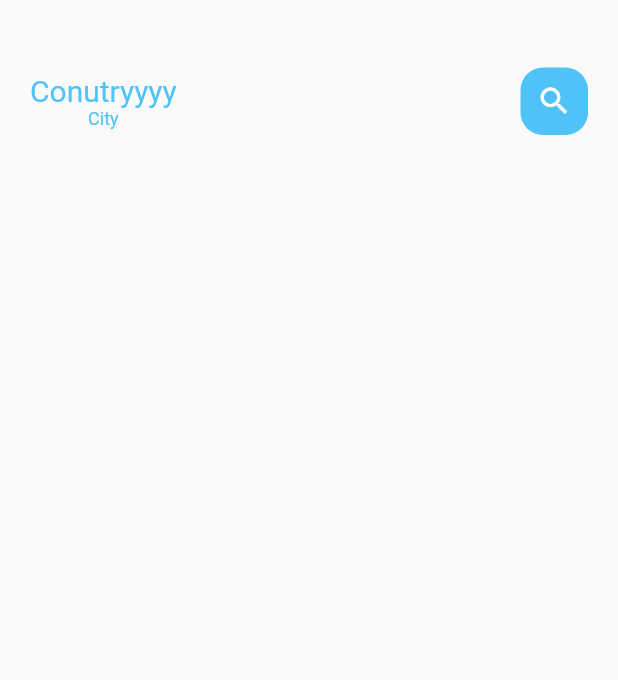
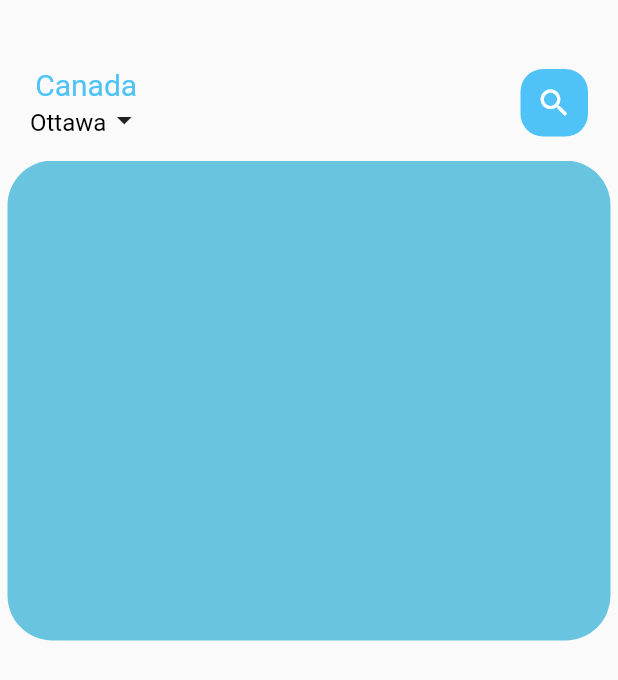
Before and after one commit to OttawaSTEM/food_delivery, a Flutter app: the screen it shows after launch, on a phone screen of 412 x 824 dp. Shown: the top 680 px of the screen. Run offline on Flutter 3.47's test engine with Material 2 defaults, Android fonts, the phone set to English and light mode, and no system bars.

Commit message:
add food page body

```diff
--- /dev/null
+++ b/lib/home/food_page_body.dart
@@ -0,0 +1,35 @@
+import 'package:flutter/material.dart';
+
+class FoodPageBody extends StatefulWidget {
+  FoodPageBody({Key? key}) : super(key: key);
+
+  @override
+  _FoodPageBodyState createState() => _FoodPageBodyState();
+}
+
+class _FoodPageBodyState extends State<FoodPageBody> {
+  @override
+  Widget build(BuildContext context) {
+    return SizedBox(
+      height: 320,
+      child: PageView.builder(
+        itemCount: 5,
+        itemBuilder: (context, index){
+          return _buildPageItems(index);
+        }
+      ),
+    );
+  }
+
+  Widget _buildPageItems(int index) {
+    return Container(
+      height: 220,
+      margin: const EdgeInsets.only(left: 5, right: 5),
+      decoration: BoxDecoration(
+        borderRadius: BorderRadius.circular(30),
+        color: const Color(0xFF69C5DF)
+      ),
+
+    );
+  }
+}
--- a/lib/home/main_food_page.dart
+++ b/lib/home/main_food_page.dart
@@ -1,5 +1,6 @@
 
 import 'package:flutter/material.dart';
+import 'package:food_delivery/home/food_page_body.dart';
 import 'package:food_delivery/utils/colors.dart';
 import 'package:food_delivery/widgets/big_text.dart';
 import 'package:food_delivery/widgets/small_text.dart';
@@ -27,12 +28,17 @@ class _MainFoodPageState extends State<MainFoodPage> {
                 Column(
                   children: [
                     BigText(
-                      text: 'Conutryyyy',
+                      text: 'Canada',
                       color: AppColors.mainColor
                     ),
-                    SmallText(
-                      text: 'City',
-                      color: AppColors.mainColor
+                    Row(
+                      children: const [
+                        SmallText(
+                          text: 'Ottawa',
+                          color: Colors.black
+                        ),
+                        Icon(Icons.arrow_drop_down_sharp)
+                      ],
                     )
                   ],
                 ),
@@ -49,6 +55,9 @@ class _MainFoodPageState extends State<MainFoodPage> {
                 ),
               ],
             ),
+          ),
+          FoodPageBody(
+
           )
         ],
       ),
--- a/lib/widgets/big_text.dart
+++ b/lib/widgets/big_text.dart
@@ -6,7 +6,7 @@ class BigText extends StatelessWidget {
   final double size;
   final TextOverflow overFlow;
   const BigText({Key? key,
-    this.color = const Color(0xFF333333),   //! Has to be const, can't use Colors or AppColors
+    this.color = const Color(0x00000000),   //! Has to be const, can't use Colors or AppColors
     required this.text,
     this.size = 20,
     this.overFlow = TextOverflow.ellipsis     //! Text overflow to ...
--- a/lib/widgets/small_text.dart
+++ b/lib/widgets/small_text.dart
@@ -5,20 +5,20 @@ class SmallText extends StatelessWidget {
   final String text;
   final double size;
   final double height;
-  // final TextOverflow overFlow;
+  final TextOverflow overFlow;
   const SmallText({Key? key,
-    this.color = const Color(0xFF333333),   //! Has to be const, can't use Colors or AppColors
+    this.color = const Color(0x00000000),   //! Has to be const, can't use Colors or AppColors
     required this.text,
-    this.size = 12,
-    this.height = 1.2,
-    // this.overFlow = TextOverflow.ellipsis     //! Text overflow to ...
+    this.size = 16,
+    this.height = 1.5,
+    this.overFlow = TextOverflow.ellipsis     //! Text overflow to ...
   }) : super(key: key);
 
   @override
   Widget build(BuildContext context) {
     return Text(
       text,
-      // overflow: overFlow,
+      overflow: overFlow,
       style: TextStyle(
         fontFamily: 'Roboto',
         color: color,
```
